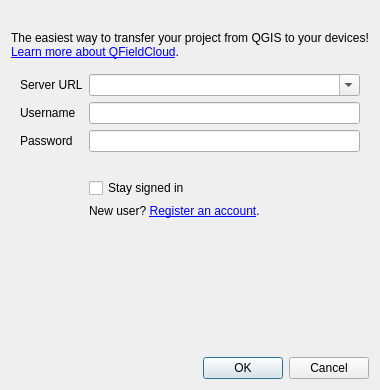
Above: qfieldsync/ui/cloud_login_dialog.ui from opengisch/qfieldsync before the change. Below: the same form after it.
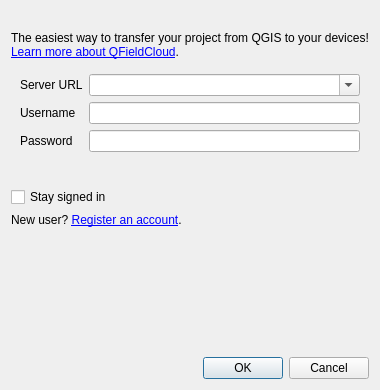
That is the form after the change. Custom widgets are drawn as their Qt base class.

Commit message: Give full with to login dialog widgets

The edit to the form file:
```diff
--- a/qfieldsync/ui/cloud_login_dialog.ui
+++ b/qfieldsync/ui/cloud_login_dialog.ui
@@ -97,7 +97,10 @@
         </property>
        </widget>
       </item>
-      <item row="3" column="1">
+     </layout>
+    </widget>
+   </item>
+   <item>
        <widget class="QLabel" name="loginFeedbackLabel">
         <property name="visible">
          <bool>false</bool>
@@ -119,7 +122,7 @@
         </property>
        </widget>
       </item>
-      <item row="4" column="1">
+   <item>
        <widget class="QCheckBox" name="rememberMeCheckBox">
         <property name="toolTip">
          <string>Store QFieldCloud credentials and automatically sign in on QGIS startup.</string>
@@ -129,7 +132,7 @@
         </property>
        </widget>
       </item>
-      <item row="5" column="1">
+   <item>
        <widget class="QLabel" name="registerLabel">
         <property name="text">
          <string>&lt;html&gt;&lt;head/&gt;&lt;body&gt;&lt;p&gt;New user? &lt;a href=&quot;https://app.qfield.cloud/accounts/signup/&quot;&gt;&lt;span style=&quot; text-decoration: underline; color:#0000ff;&quot;&gt;Register an account&lt;/span&gt;&lt;/a&gt;.&lt;/p&gt;&lt;/body&gt;&lt;/html&gt;</string>
@@ -143,9 +146,6 @@
         <property name="textInteractionFlags">
          <set>Qt::LinksAccessibleByKeyboard|Qt::LinksAccessibleByMouse|Qt::TextBrowserInteraction|Qt::TextSelectableByKeyboard|Qt::TextSelectableByMouse</set>
         </property>
-       </widget>
-      </item>
-     </layout>
     </widget>
    </item>
    <item>
```
Left out of the diff: 2 changed lines with no effect on the pictures. Lines whose indentation alone changed are shown as unchanged.
